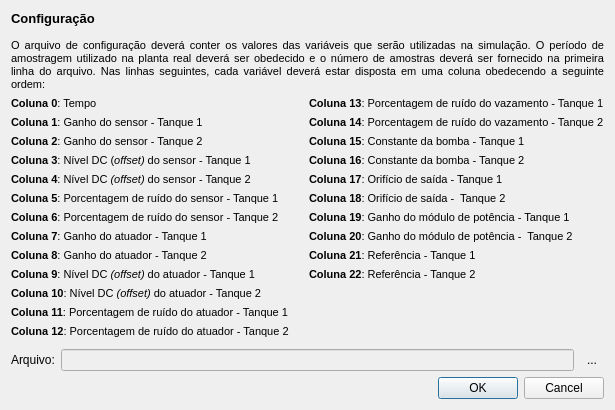
Before: the Qt Designer form softwares/simulacao_tanques_cpp/ui/config_parametros.ui in diogolr/diogolrmsc, drawn with Qt 5.
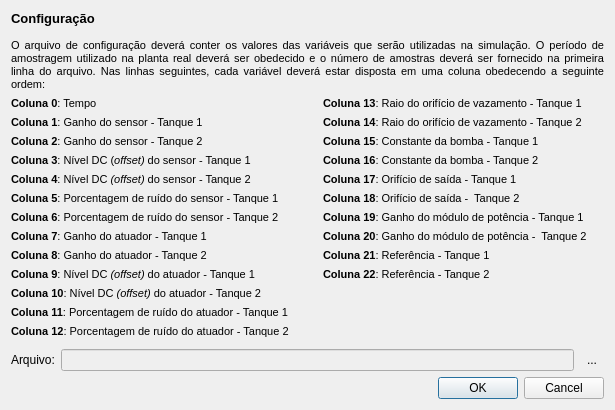
After: the same form once the commit is applied. Icons and pictures are not drawn.

What changed in the file:
```diff
--- a/softwares/simulacao_tanques_cpp/ui/config_parametros.ui
+++ b/softwares/simulacao_tanques_cpp/ui/config_parametros.ui
@@ -232,7 +232,7 @@
 &lt;html&gt;&lt;head&gt;&lt;meta name=&quot;qrichtext&quot; content=&quot;1&quot; /&gt;&lt;style type=&quot;text/css&quot;&gt;
 p, li { white-space: pre-wrap; }
 &lt;/style&gt;&lt;/head&gt;&lt;body style=&quot; font-family:'MS Shell Dlg 2'; font-size:8.25pt; font-weight:400; font-style:normal;&quot;&gt;
-&lt;p align=&quot;justify&quot; style=&quot; margin-top:0px; margin-bottom:0px; margin-left:0px; margin-right:0px; -qt-block-indent:0; text-indent:0px;&quot;&gt;&lt;span style=&quot; font-size:8pt; font-weight:600;&quot;&gt;Coluna 13&lt;/span&gt;&lt;span style=&quot; font-size:8pt;&quot;&gt;: Porcentagem de ruído do vazamento - Tanque 1&lt;/span&gt;&lt;/p&gt;&lt;/body&gt;&lt;/html&gt;</string>
+&lt;p align=&quot;justify&quot; style=&quot; margin-top:0px; margin-bottom:0px; margin-left:0px; margin-right:0px; -qt-block-indent:0; text-indent:0px;&quot;&gt;&lt;span style=&quot; font-size:8pt; font-weight:600;&quot;&gt;Coluna 13&lt;/span&gt;&lt;span style=&quot; font-size:8pt;&quot;&gt;: Raio do orifício de vazamento - Tanque 1&lt;/span&gt;&lt;/p&gt;&lt;/body&gt;&lt;/html&gt;</string>
            </property>
           </widget>
          </item>
@@ -243,7 +243,7 @@
 &lt;html&gt;&lt;head&gt;&lt;meta name=&quot;qrichtext&quot; content=&quot;1&quot; /&gt;&lt;style type=&quot;text/css&quot;&gt;
 p, li { white-space: pre-wrap; }
 &lt;/style&gt;&lt;/head&gt;&lt;body style=&quot; font-family:'MS Shell Dlg 2'; font-size:8.25pt; font-weight:400; font-style:normal;&quot;&gt;
-&lt;p align=&quot;justify&quot; style=&quot; margin-top:0px; margin-bottom:0px; margin-left:0px; margin-right:0px; -qt-block-indent:0; text-indent:0px;&quot;&gt;&lt;span style=&quot; font-size:8pt; font-weight:600;&quot;&gt;Coluna 14&lt;/span&gt;&lt;span style=&quot; font-size:8pt;&quot;&gt;: &lt;/span&gt;&lt;span style=&quot; font-size:8pt;&quot;&gt;Porcentagem de ruído&lt;/span&gt;&lt;span style=&quot; font-size:8pt;&quot;&gt; do vazamento - Tanque 2&lt;/span&gt;&lt;/p&gt;&lt;/body&gt;&lt;/html&gt;</string>
+&lt;p align=&quot;justify&quot; style=&quot; margin-top:0px; margin-bottom:0px; margin-left:0px; margin-right:0px; -qt-block-indent:0; text-indent:0px;&quot;&gt;&lt;span style=&quot; font-size:8pt; font-weight:600;&quot;&gt;Coluna 14&lt;/span&gt;&lt;span style=&quot; font-size:8pt;&quot;&gt;: &lt;/span&gt;&lt;span style=&quot; font-size:8pt;&quot;&gt;Raio do orifício de vazamento&lt;/span&gt;&lt;span style=&quot; font-size:8pt;&quot;&gt; - Tanque 2&lt;/span&gt;&lt;/p&gt;&lt;/body&gt;&lt;/html&gt;</string>
            </property>
           </widget>
          </item>
```
